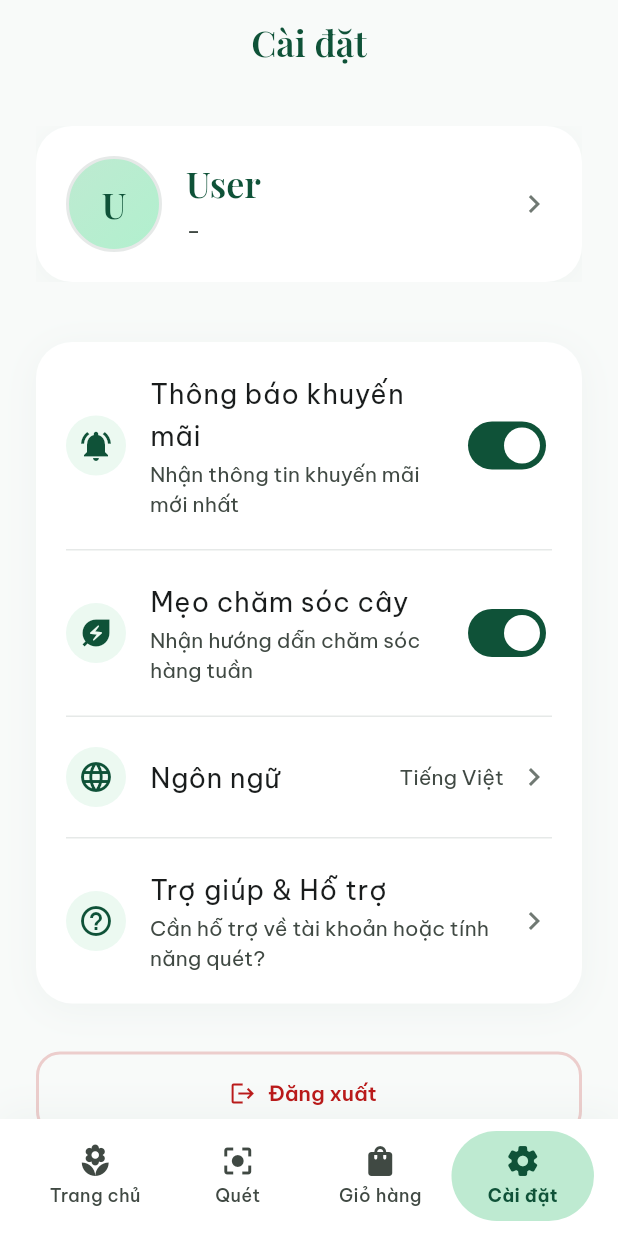
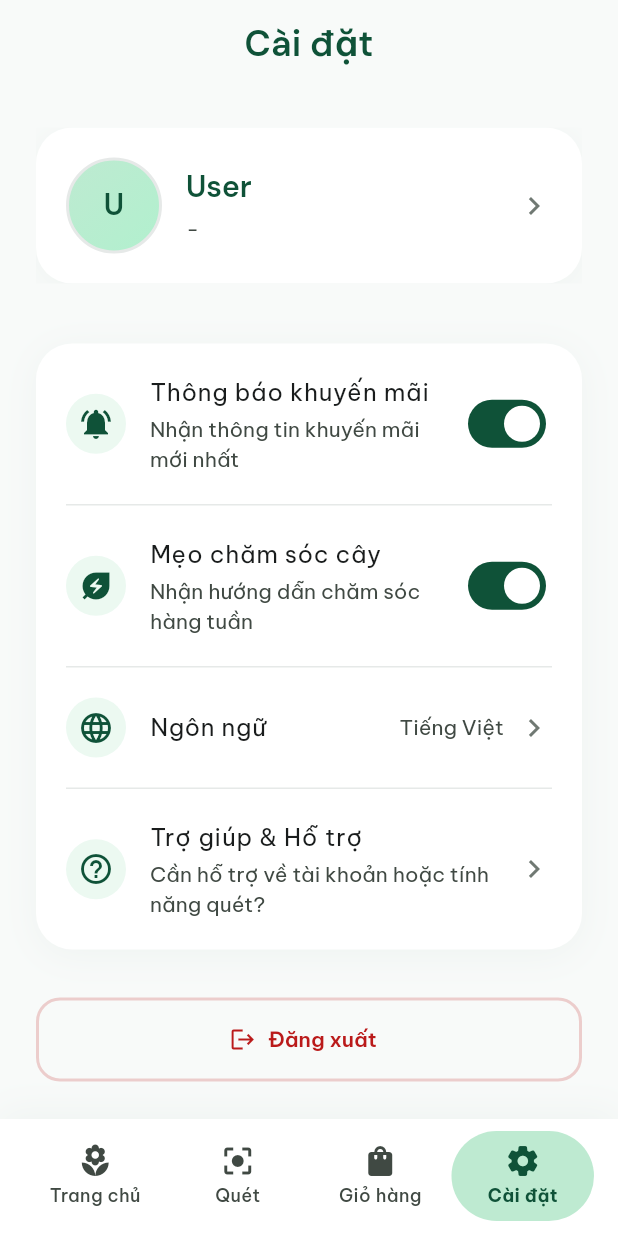
Before and after one commit to baotv-itr/BigPlant_App, a Flutter app: the MainShellScreen screen opened by its route, item 4 of the bottom bar chosen, on a phone screen of 412 x 824 dp. Run offline on Flutter 3.47's test engine with Material 3 defaults, Android fonts, the phone set to English and light mode, and no system bars; our stand-ins replace camera, flutter_map, flutter_tts, google_fonts, image_picker, latlong2 and 1 more; missing offline and left inert: onnxruntime; accounts and stored records are empty; network calls fail; project files that could hold a hidden picture were left out.

Commit message:
feat: Update font sizes across various screens for improved readability

```diff
--- a/lib/features/shop/presentation/screens/home_tab.dart
+++ b/lib/features/shop/presentation/screens/home_tab.dart
@@ -209,6 +209,7 @@
                             t.t('home_search_hint'),
                             style: theme.textTheme.bodyMedium?.copyWith(
                               color: AppColors.outline,
+                              fontSize: 16,
                             ),
                           ),
                         ),
--- a/lib/features/shop/presentation/screens/scan_tab.dart
+++ b/lib/features/shop/presentation/screens/scan_tab.dart
@@ -422,7 +422,7 @@
                 child: Text(
                   title,
                   style: Theme.of(context).textTheme.headlineMedium?.copyWith(
-                    fontSize: 24,
+                    fontSize: 20,
                     color: AppColors.primary,
                   ),
                 ),
--- a/lib/features/shop/presentation/screens/settings_tab.dart
+++ b/lib/features/shop/presentation/screens/settings_tab.dart
@@ -282,7 +282,7 @@
                   initials,
                   style: Theme.of(context).textTheme.headlineMedium?.copyWith(
                     color: AppColors.primary,
-                    fontSize: 24,
+                    fontSize: 20,
                   ),
                 ),
               ),
@@ -295,7 +295,7 @@
                       displayName,
                       style: Theme.of(context).textTheme.headlineMedium?.copyWith(
                         color: AppColors.primary,
-                        fontSize: 24,
+                        fontSize: 20,
                       ),
                     ),
                     const SizedBox(height: 4),
@@ -303,6 +303,7 @@
                       email,
                       style: Theme.of(context).textTheme.bodyMedium?.copyWith(
                         color: AppColors.onSurfaceVariant,
+                        fontSize: 14,
                       ),
                     ),
                   ],
@@ -350,6 +351,7 @@
                   title,
                   style: Theme.of(context).textTheme.bodyLarge?.copyWith(
                     color: AppColors.onSurface,
+                    fontSize: 16,
                   ),
                 ),
                 const SizedBox(height: 2),
@@ -358,6 +360,7 @@
                   style: Theme.of(context).textTheme.labelLarge?.copyWith(
                     color: AppColors.onSurfaceVariant,
                     fontWeight: FontWeight.w400,
+                    fontSize: 14,
                   ),
                 ),
               ],
@@ -422,6 +425,7 @@
                       title,
                       style: Theme.of(context).textTheme.bodyLarge?.copyWith(
                         color: AppColors.onSurface,
+                        fontSize: 16,
                       ),
                     ),
                     if ((subtitle ?? '').trim().isNotEmpty) ...[
@@ -431,6 +435,7 @@
                         style: Theme.of(context).textTheme.labelLarge?.copyWith(
                           color: AppColors.onSurfaceVariant,
                           fontWeight: FontWeight.w400,
+                          fontSize: 14,
                         ),
                       ),
                     ],
@@ -445,6 +450,7 @@
                     style: Theme.of(context).textTheme.labelLarge?.copyWith(
                       color: AppColors.onSurfaceVariant,
                       fontWeight: FontWeight.w400,
+                      fontSize: 14,
                     ),
                   ),
                 ),
```
Also changed, not shown: lib/core/theme/app_theme.dart (+4 -4 lines).
